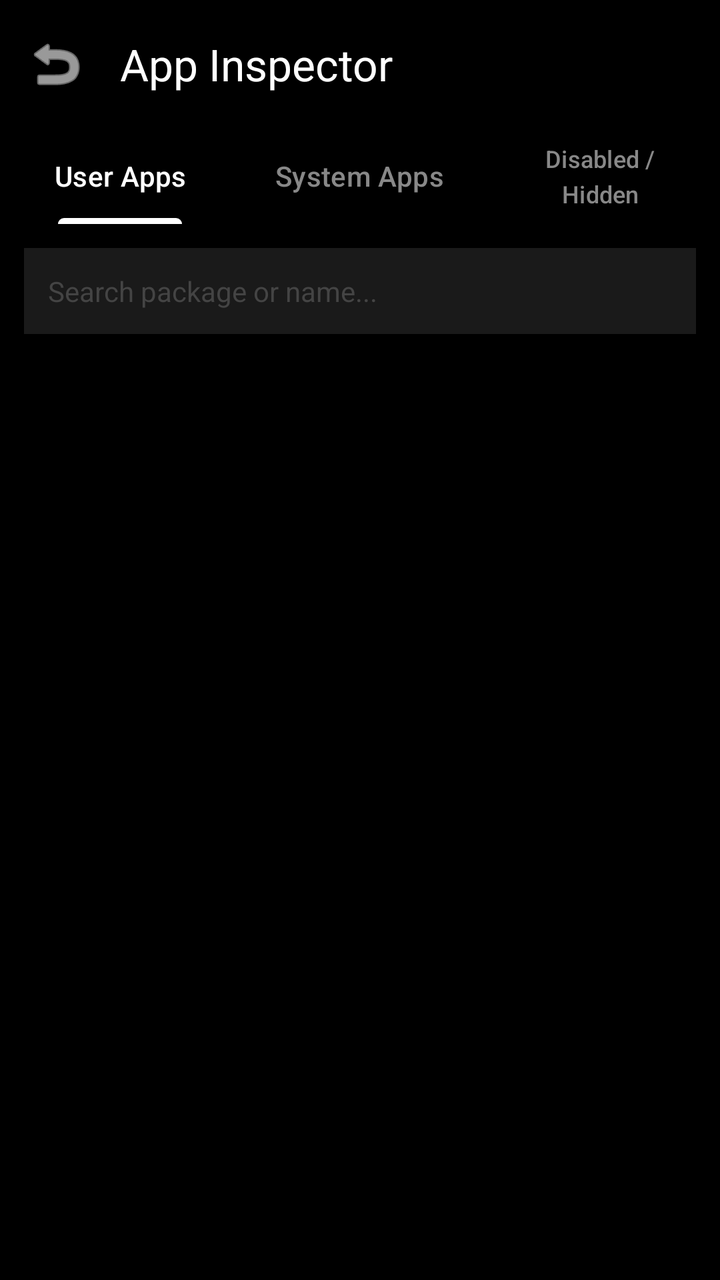
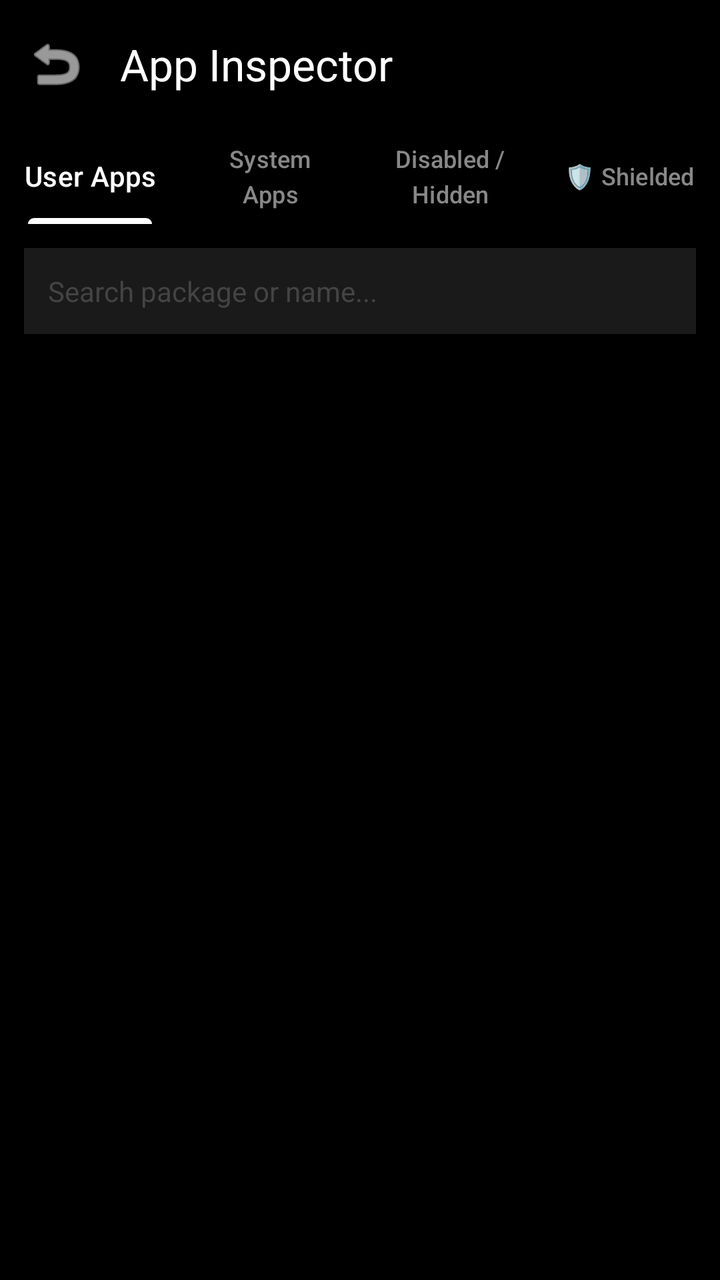

Compare the two renders of this Android layout. The source of the first and the diff that turns it into the second are given below.
<!-- AndroidManifest.xml: activity theme Theme.PhoneControl -->
<!-- res/layout/activity_app_inspector.xml -->
<?xml version="1.0" encoding="utf-8"?>
<LinearLayout xmlns:android="http://schemas.android.com/apk/res/android"
    xmlns:app="http://schemas.android.com/apk/res-auto"
    android:layout_width="match_parent"
    android:layout_height="match_parent"
    android:orientation="vertical"
    android:background="@android:color/black"
    android:fitsSystemWindows="true">

    <com.google.android.material.appbar.MaterialToolbar
        android:id="@+id/toolbarInspector"
        android:layout_width="match_parent"
        android:layout_height="?attr/actionBarSize"
        app:title="App Inspector"
        app:titleTextColor="@android:color/white"
        app:navigationIcon="@android:drawable/ic_menu_revert"
        app:navigationIconTint="@android:color/white" />

    <com.google.android.material.tabs.TabLayout
        android:id="@+id/tabLayoutApps"
        android:layout_width="match_parent"
        android:layout_height="wrap_content"
        android:background="@android:color/black"
        app:tabTextColor="#888888"
        app:tabSelectedTextColor="@android:color/white"
        app:tabIndicatorColor="@android:color/white">
        <com.google.android.material.tabs.TabItem android:text="User Apps" />
        <com.google.android.material.tabs.TabItem android:text="System Apps" />
        <com.google.android.material.tabs.TabItem android:text="Disabled / Hidden" />
    </com.google.android.material.tabs.TabLayout>

    <EditText
        android:id="@+id/etSearchApps"
        android:layout_width="match_parent"
        android:layout_height="wrap_content"
        android:hint="Search package or name..."
        android:textColor="@android:color/white"
        android:textColorHint="#444444"
        android:padding="12dp"
        android:background="#1A1A1A"
        android:layout_margin="12dp"
        android:textSize="14sp"
        android:inputType="text"
        android:maxLines="1" />

    <ProgressBar
        android:id="@+id/pbLoadingApps"
        android:layout_width="wrap_content"
        android:layout_height="wrap_content"
        android:layout_gravity="center"
        android:layout_margin="24dp"
        android:visibility="gone" />

    <ListView
        android:id="@+id/lvAdbApps"
        android:layout_width="match_parent"
        android:layout_height="0dp"
        android:layout_weight="1"
        android:divider="#222222"
        android:dividerHeight="1dp" />

</LinearLayout>
<!-- resources referenced by this layout -->
<resources>
  <style name="Theme.PhoneControl" parent="Theme.Material3.DayNight.NoActionBar">
          
          <item name="colorPrimary">@color/purple_500</item>
          <item name="colorPrimaryVariant">@color/purple_700</item>
          <item name="colorOnPrimary">@color/white</item>
          
          <item name="colorSecondary">@color/teal_200</item>
          <item name="colorSecondaryVariant">@color/teal_700</item>
          <item name="colorOnSecondary">@color/black</item>
          
          <item name="android:statusBarColor">@android:color/black</item>
          <item name="android:windowLightStatusBar" tools:targetApi="m">false</item>
          
          
          
      </style>
  <color name="purple_500">#FF6200EE</color>
  <color name="purple_700">#FF3700B3</color>
  <color name="white">#FFFFFFFF</color>
  <color name="teal_200">#FF03DAC5</color>
  <color name="teal_700">#FF018786</color>
  <color name="black">#FF000000</color>
</resources>

<!-- the commit's change to res/layout/activity_app_inspector.xml (unified diff, before → after) -->
@@ -27,6 +27,7 @@
         <com.google.android.material.tabs.TabItem android:text="User Apps" />
         <com.google.android.material.tabs.TabItem android:text="System Apps" />
         <com.google.android.material.tabs.TabItem android:text="Disabled / Hidden" />
+        <com.google.android.material.tabs.TabItem android:text="🛡️ Shielded" />
     </com.google.android.material.tabs.TabLayout>
 
     <EditText
